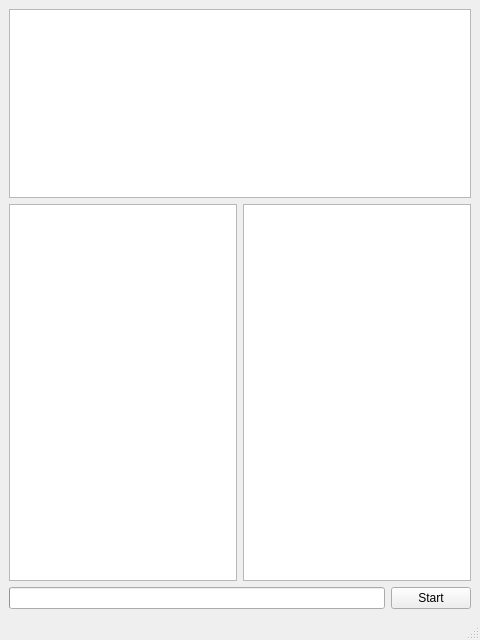
Above: resources/main.ui from lonegather/fbx-batcher before the change. Below: the same form after it.
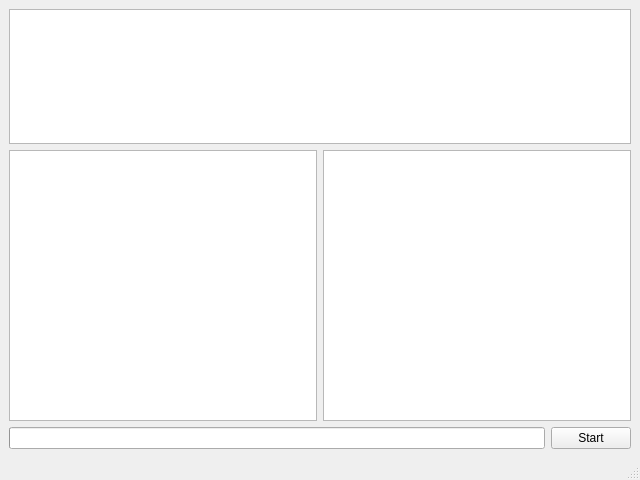
That is the form after the change.

What changed in the file:
```diff
--- a/resources/main.ui
+++ b/resources/main.ui
@@ -6,14 +6,14 @@
    <rect>
     <x>0</x>
     <y>0</y>
-    <width>480</width>
-    <height>640</height>
+    <width>640</width>
+    <height>480</height>
    </rect>
   </property>
   <property name="minimumSize">
    <size>
-    <width>480</width>
-    <height>640</height>
+    <width>640</width>
+    <height>480</height>
    </size>
   </property>
   <property name="windowTitle">
```
Left out of the diff: 2 changed lines with no effect on the pictures.
